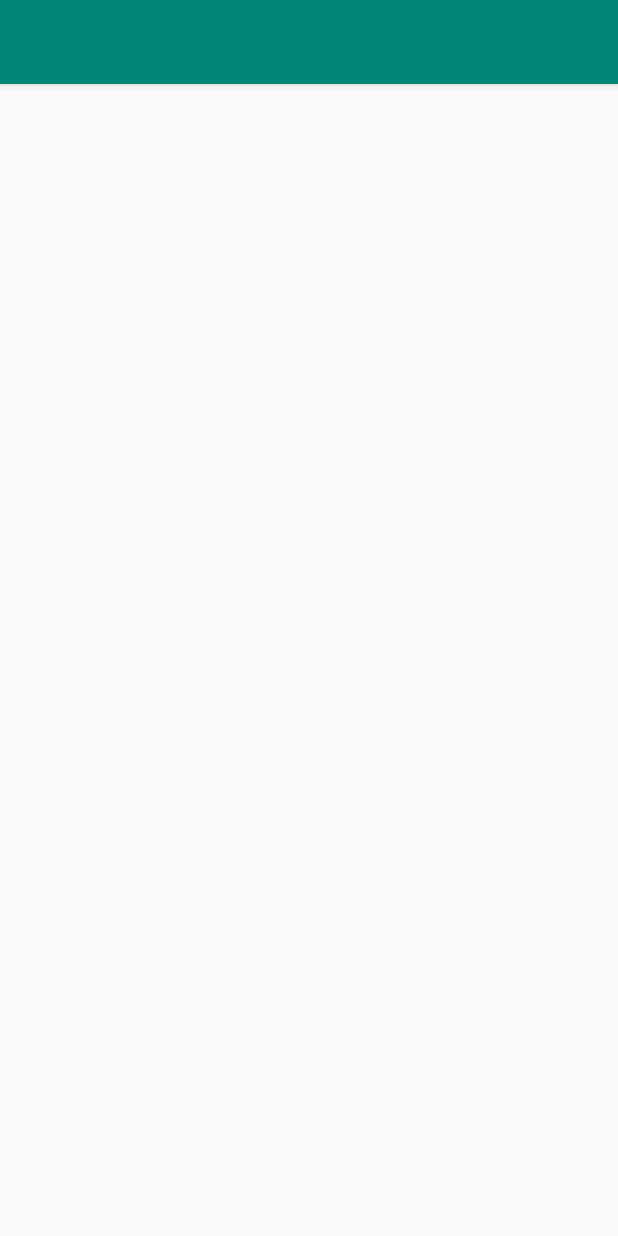
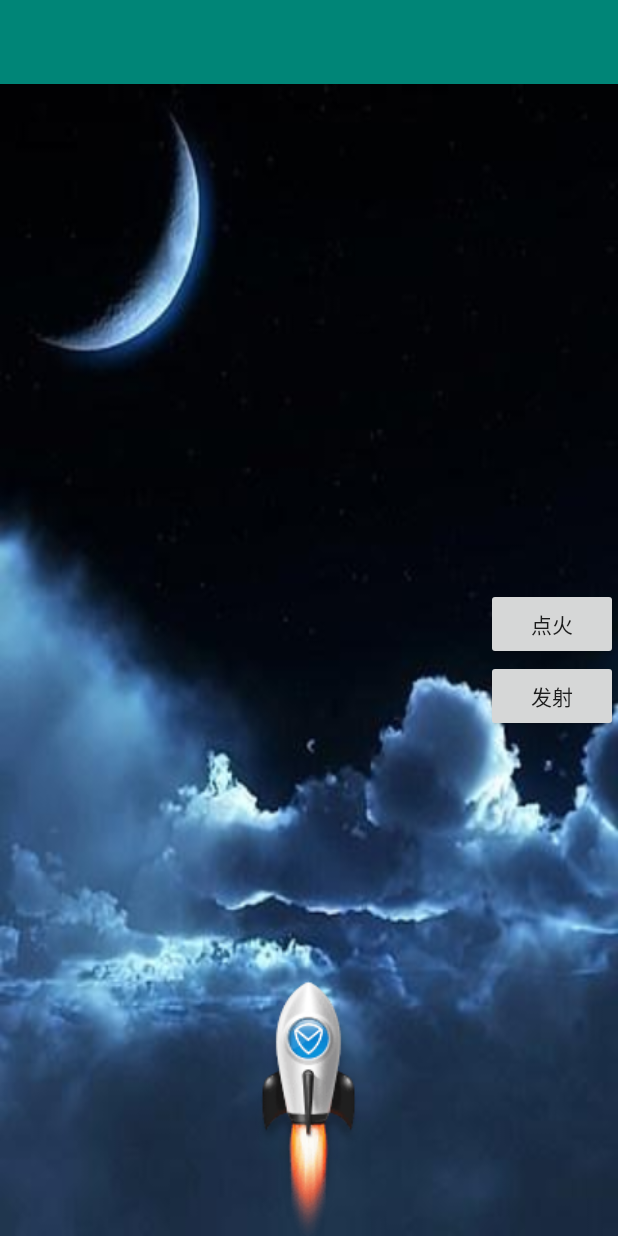
Before and after one commit to Leo-GH/AndroidTrain, an Android app: the RocketActivity screen opened directly, with no data from a screen before it, on a phone screen of 412 x 824 dp. Run offline under Robolectric (Android 15) with nearby library versions, the phone set to English and light mode, and no system bars.

Commit message:
帧动画

```diff
--- a/FrameAnimation/app/src/main/AndroidManifest.xml
+++ b/FrameAnimation/app/src/main/AndroidManifest.xml
@@ -9,7 +9,7 @@
         android:roundIcon="@mipmap/ic_launcher_round"
         android:supportsRtl="true"
         android:theme="@style/AppTheme">
-        <activity android:name=".RocketActivity"></activity>
+        <activity android:name=".RocketActivity"/>
         <activity android:name=".MainActivity">
             <intent-filter>
                 <action android:name="android.intent.action.MAIN" />
--- a/FrameAnimation/app/src/main/java/com/leo/frameanimation/RocketActivity.java
+++ b/FrameAnimation/app/src/main/java/com/leo/frameanimation/RocketActivity.java
@@ -1,14 +1,88 @@
 package com.leo.frameanimation;
+
+import android.graphics.drawable.AnimationDrawable;
+import android.os.Bundle;
+import android.view.View;
+import android.view.animation.Animation;
+import android.view.animation.AnimationUtils;
+import android.widget.Button;
+import android.widget.ImageView;
+import android.widget.Toast;
 
 import androidx.appcompat.app.AppCompatActivity;
 
-import android.os.Bundle;
+public class RocketActivity extends AppCompatActivity implements View.OnClickListener {
 
-public class RocketActivity extends AppCompatActivity {
+    ImageView rocket_bg;
+    ImageView bomb_bg;
+    Button btn_fire;
+    Button btn_send;
+    AnimationDrawable animationDrawable1;
+    AnimationDrawable animationDrawable2;
+
+    Animation animation;
+
 
     @Override
     protected void onCreate(Bundle savedInstanceState) {
         super.onCreate(savedInstanceState);
         setContentView(R.layout.activity_rocket);
+
+        rocket_bg = findViewById(R.id.rocket_bg);
+        bomb_bg = findViewById(R.id.bomb_bg);
+
+        btn_fire = findViewById(R.id.btn_fire);
+        btn_send = findViewById(R.id.btn_send);
+
+        animationDrawable1 = (AnimationDrawable) rocket_bg.getBackground();
+        animationDrawable2 = (AnimationDrawable) bomb_bg.getBackground();
+
+        animation = AnimationUtils.loadAnimation(this, R.anim.translate);
+        btn_fire.setOnClickListener(this);
+        btn_send.setOnClickListener(this);
+        animation.setAnimationListener(new Animation.AnimationListener() {
+            @Override
+            public void onAnimationStart(Animation animation) {
+
+            }
+
+            @Override
+            public void onAnimationEnd(Animation animation) {
+                bomb_bg.setVisibility(View.VISIBLE);
+                btn_send.setEnabled(false);
+                btn_fire.setEnabled(false);
+                btn_send.setVisibility(View.GONE);
+                btn_fire.setVisibility(View.GONE);
+                animationDrawable2.start();
+            }
+
+            @Override
+            public void onAnimationRepeat(Animation animation) {
+
+            }
+        });
+
+    }
+
+    @Override
+    public void onClick(View view) {
+        switch (view.getId()) {
+            case R.id.btn_fire:
+                if (animationDrawable1.isRunning()) {
+                    Toast.makeText(getApplicationContext(), "已经点火！", Toast.LENGTH_SHORT).show();
+                } else {
+                    animationDrawable1.start();
+                }
+                break;
+
+            case R.id.btn_send:
+                if (animationDrawable1.isRunning()) {
+                    rocket_bg.startAnimation(animation);
+                } else {
+                    Toast.makeText(getApplicationContext(), "先点火！", Toast.LENGTH_SHORT).show();
+                }
+                break;
+
+        }
     }
 }
--- a/FrameAnimation/app/src/main/res/layout/activity_rocket.xml
+++ b/FrameAnimation/app/src/main/res/layout/activity_rocket.xml
@@ -3,6 +3,42 @@
     xmlns:tools="http://schemas.android.com/tools"
     android:layout_width="match_parent"
     android:layout_height="match_parent"
+    android:background="@drawable/bg"
     tools:context=".RocketActivity">
 
+    <ImageView
+        android:id="@+id/rocket_bg"
+        android:layout_width="wrap_content"
+        android:layout_height="wrap_content"
+        android:layout_alignParentBottom="true"
+        android:layout_centerHorizontal="true"
+        android:background="@drawable/rocket_bg" />
+
+    <ImageView
+        android:id="@+id/bomb_bg"
+        android:layout_width="wrap_content"
+        android:layout_height="wrap_content"
+        android:background="@drawable/bomb_bg"
+        android:visibility="gone" />
+
+    <LinearLayout
+        android:layout_width="wrap_content"
+        android:layout_height="wrap_content"
+        android:layout_alignParentRight="true"
+        android:layout_centerVertical="true"
+        android:orientation="vertical">
+
+        <Button
+            android:id="@+id/btn_fire"
+            android:layout_width="wrap_content"
+            android:layout_height="wrap_content"
+            android:text="点火" />
+
+        <Button
+            android:id="@+id/btn_send"
+            android:layout_width="wrap_content"
+            android:layout_height="wrap_content"
+            android:text="发射" />
+
+    </LinearLayout>
 </RelativeLayout>
```
